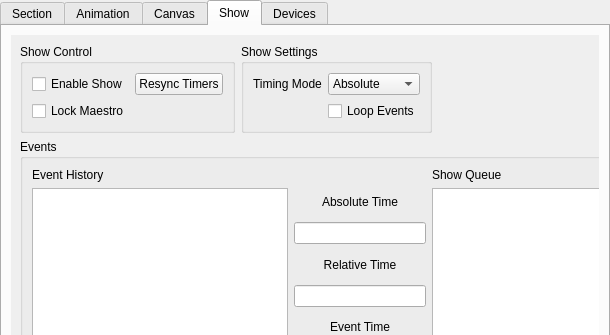
Before: the Qt Designer form src/widget/maestrocontrolwidget.ui in 8bitbuddhist/PixelMaestro-Studio, drawn with Qt 5; both pictures show x 0 to 610 and y 0 to 335 of the 610 by 500 pixel window.
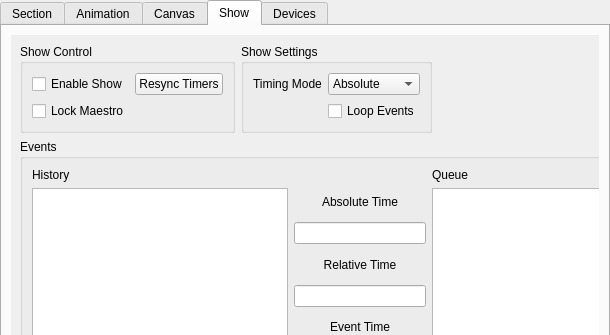
After: the same form once the commit is applied. The open tabs and pages were chosen to show the change. Icons and pictures are not drawn.

The edit to the form file:
```diff
--- a/src/widget/maestrocontrolwidget.ui
+++ b/src/widget/maestrocontrolwidget.ui
@@ -1465,7 +1465,7 @@
                  </sizepolicy>
                 </property>
                 <property name="text">
-                 <string>Event History</string>
+                 <string>History</string>
                 </property>
                </widget>
               </item>
@@ -1516,7 +1516,7 @@
                  </sizepolicy>
                 </property>
                 <property name="text">
-                 <string>Show Queue</string>
+                 <string>Queue</string>
                 </property>
                </widget>
               </item>
```
